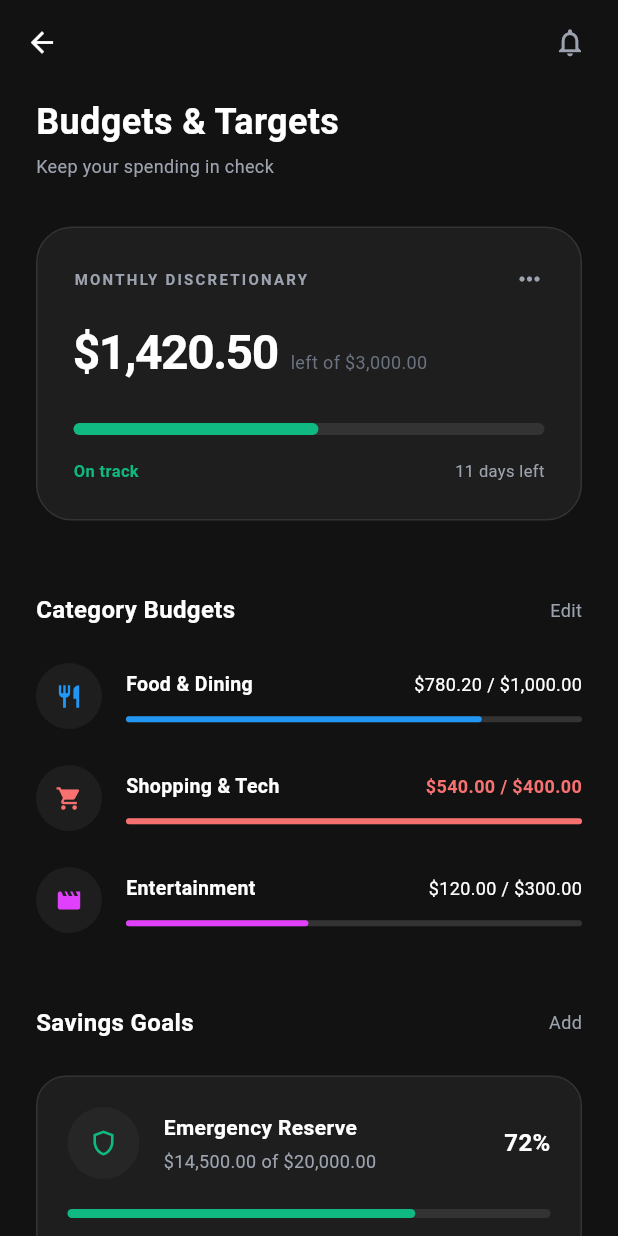
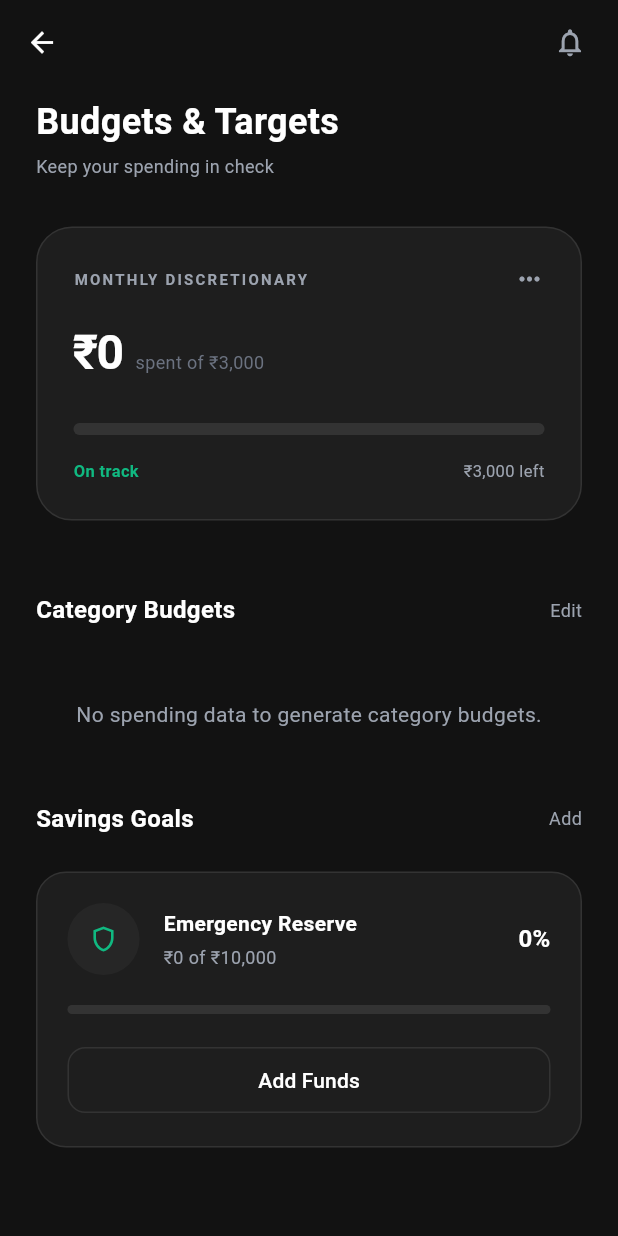
Before and after one commit to thanseer02/exp_trck, a Flutter app: the BudgetsView screen opened directly, on a phone screen of 412 x 824 dp. Run offline on Flutter 3.47's test engine with Material 3 defaults, Android fonts, the phone set to English and light mode, and no system bars; our stand-ins replace drift, shared_preferences; accounts and stored records are empty; generated files the repository leaves out were written again.

Commit message:
feat: integrate TransactionViewModel and SettingsViewModel into BudgetsView to display dynamic budget data

```diff
--- a/lib/views/budgets_view.dart
+++ b/lib/views/budgets_view.dart
@@ -1,8 +1,60 @@
 import 'package:flutter/material.dart';
+import 'package:provider/provider.dart';
 import '../theme/app_colors.dart';
+import '../viewmodels/transaction_viewmodel.dart';
+import '../viewmodels/settings_viewmodel.dart';
 
-class BudgetsView extends StatelessWidget {
+class BudgetsView extends StatefulWidget {
   const BudgetsView({super.key});
+
+  @override
+  State<BudgetsView> createState() => _BudgetsViewState();
+}
+
+class _BudgetsViewState extends State<BudgetsView> {
+  @override
+  void initState() {
+    super.initState();
+    WidgetsBinding.instance.addPostFrameCallback((_) {
+      if (mounted) {
+        context.read<TransactionViewModel>().loadDashboardData();
+        context.read<TransactionViewModel>().loadAnalyticsData();
+      }
+    });
+  }
+
+  IconData _getIconData(String iconName) {
+    switch (iconName) {
+      case 'restaurant': return Icons.restaurant;
+      case 'directions_car': return Icons.directions_car;
+      case 'shopping_cart': return Icons.shopping_cart;
+      case 'receipt': return Icons.receipt;
+      case 'home': return Icons.home;
+      case 'movie': return Icons.movie;
+      case 'local_hospital': return Icons.local_hospital;
+      case 'school': return Icons.school;
+      case 'flight': return Icons.flight;
+      case 'local_grocery_store': return Icons.local_grocery_store;
+      case 'subscriptions': return Icons.subscriptions;
+      case 'attach_money': return Icons.attach_money;
+      case 'work': return Icons.work;
+      case 'business': return Icons.business;
+      case 'card_giftcard': return Icons.card_giftcard;
+      case 'category':
+      default: return Icons.category_outlined;
+    }
+  }
+
+  Color _getCategoryColor(int index) {
+    const colors = [
+      Colors.blue,
+      Color(0xFFF87171),
+      Colors.purpleAccent,
+      Colors.orange,
+      Colors.teal,
+    ];
+    return colors[index % colors.length];
+  }
 
   @override
   Widget build(BuildContext context) {
@@ -23,7 +75,27 @@ class BudgetsView extends StatelessWidget {
           const SizedBox(width: 8),
         ],
       ),
-      body: SafeArea(
+      body: Consumer2<TransactionViewModel, SettingsViewModel>(
+        builder: (context, vm, settings, child) {
+          final isLoading = vm.isLoading;
+          if (isLoading) {
+            return const Center(child: CircularProgressIndicator(color: AppColors.primary));
+          }
+
+          final totalExpense = vm.monthlySummary?.totalExpense ?? 0.0;
+          final totalIncome = vm.monthlySummary?.totalIncome ?? 0.0;
+          final totalBalance = vm.balance;
+
+          // Assuming a global budget limit of $3,000 for demonstration, unless income exists
+          final globalBudget = totalIncome > 0 ? totalIncome * 0.8 : 3000.0;
+          final spentRatio = (totalExpense / globalBudget).clamp(0.0, 1.0);
+          final remaining = (globalBudget - totalExpense).clamp(0.0, double.infinity);
+
+          final isOverBudget = totalExpense > globalBudget;
+
+          final categoryBudgets = vm.topSpending;
+
+          return SafeArea(
             child: SingleChildScrollView(
               padding: const EdgeInsets.symmetric(horizontal: 24.0, vertical: 8.0),
               child: Column(
@@ -35,7 +107,7 @@ class BudgetsView extends StatelessWidget {
                     style: TextStyle(fontSize: 24, fontWeight: FontWeight.bold, color: AppColors.textPrimaryDark),
                   ),
                   const SizedBox(height: 4),
-              Text(
+                  const Text(
                     'Keep your spending in check',
                     style: TextStyle(fontSize: 12, color: AppColors.textSecondaryDark),
                   ),
@@ -55,7 +127,7 @@ class BudgetsView extends StatelessWidget {
                         Row(
                           mainAxisAlignment: MainAxisAlignment.spaceBetween,
                           children: [
-                        Text(
+                            const Text(
                               'MONTHLY DISCRETIONARY',
                               style: TextStyle(color: AppColors.textSecondaryDark, fontSize: 10, fontWeight: FontWeight.bold, letterSpacing: 1.5),
                             ),
@@ -67,14 +139,14 @@ class BudgetsView extends StatelessWidget {
                           crossAxisAlignment: CrossAxisAlignment.baseline,
                           textBaseline: TextBaseline.alphabetic,
                           children: [
-                        const Text(
-                          '\$1,420.50',
-                          style: TextStyle(color: AppColors.textPrimaryDark, fontSize: 32, fontWeight: FontWeight.bold, letterSpacing: -1.0),
+                            Text(
+                              settings.formatAmount(totalExpense),
+                              style: const TextStyle(color: AppColors.textPrimaryDark, fontSize: 32, fontWeight: FontWeight.bold, letterSpacing: -1.0),
                             ),
                             const SizedBox(width: 8),
                             Text(
-                          'left of \$3,000.00',
-                          style: TextStyle(color: AppColors.textTertiaryDark, fontSize: 12),
+                              'spent of ${settings.formatAmount(globalBudget)}',
+                              style: const TextStyle(color: AppColors.textTertiaryDark, fontSize: 12),
                             ),
                           ],
                         ),
@@ -89,10 +161,10 @@ class BudgetsView extends StatelessWidget {
                           ),
                           child: FractionallySizedBox(
                             alignment: Alignment.centerLeft,
-                        widthFactor: 0.52, // 52% spent
+                            widthFactor: spentRatio,
                             child: Container(
                               decoration: BoxDecoration(
-                            color: AppColors.income,
+                                color: isOverBudget ? const Color(0xFFF87171) : AppColors.income,
                                 borderRadius: BorderRadius.circular(4),
                               ),
                             ),
@@ -102,13 +174,17 @@ class BudgetsView extends StatelessWidget {
                         Row(
                           mainAxisAlignment: MainAxisAlignment.spaceBetween,
                           children: [
-                        const Text(
-                          'On track',
-                          style: TextStyle(color: AppColors.income, fontSize: 11, fontWeight: FontWeight.bold),
+                            Text(
+                              isOverBudget ? 'Over budget' : 'On track',
+                              style: TextStyle(
+                                color: isOverBudget ? const Color(0xFFF87171) : AppColors.income,
+                                fontSize: 11,
+                                fontWeight: FontWeight.bold,
+                              ),
                             ),
                             Text(
-                          '11 days left',
-                          style: TextStyle(color: AppColors.textSecondaryDark, fontSize: 11),
+                              '${settings.formatAmount(remaining)} left',
+                              style: const TextStyle(color: AppColors.textSecondaryDark, fontSize: 11),
                             ),
                           ],
                         ),
@@ -123,53 +199,54 @@ class BudgetsView extends StatelessWidget {
                     mainAxisAlignment: MainAxisAlignment.spaceBetween,
                     children: [
                       const Text('Category Budgets', style: TextStyle(color: AppColors.textPrimaryDark, fontSize: 16, fontWeight: FontWeight.w600)),
-                  Text('Edit', style: TextStyle(color: AppColors.textSecondaryDark, fontSize: 12)),
+                      const Text('Edit', style: TextStyle(color: AppColors.textSecondaryDark, fontSize: 12)),
                     ],
                   ),
                   const SizedBox(height: 24),
 
-              // Category Budgets List
-              _BudgetCategoryRow(
-                icon: Icons.restaurant,
-                name: 'Food & Dining',
-                spent: '\$780.20',
-                total: '\$1,000.00',
-                percent: 0.78,
-                color: Colors.blue,
+                  if (categoryBudgets.isEmpty)
+                    const Center(
+                      child: Padding(
+                        padding: EdgeInsets.all(24.0),
+                        child: Text('No spending data to generate category budgets.', style: TextStyle(color: AppColors.textSecondaryDark)),
                       ),
+                    )
+                  else
+                    // Category Budgets List dynamically from Top Expenses
+                    ...List.generate(categoryBudgets.length, (index) {
+                      final item = categoryBudgets[index];
+                      // Assigning a realistic mock budget based on the spending to demonstrate UI
+                      final categoryLimit = item.totalAmount * 1.25 + 50.0;
+                      final percent = (item.totalAmount / categoryLimit).clamp(0.0, 1.0);
+                      final isCatOverBudget = item.totalAmount > categoryLimit;
+
+                      return Padding(
+                        padding: const EdgeInsets.only(bottom: 24.0),
+                        child: _BudgetCategoryRow(
+                          icon: _getIconData(item.category.icon),
+                          name: item.category.name,
+                          spent: settings.formatAmount(item.totalAmount),
+                          total: settings.formatAmount(categoryLimit),
+                          percent: percent,
+                          color: _getCategoryColor(index),
+                          isOverBudget: isCatOverBudget,
+                        ),
+                      );
+                    }),
+
                   const SizedBox(height: 24),
-              _BudgetCategoryRow(
-                icon: Icons.shopping_cart,
-                name: 'Shopping & Tech',
-                spent: '\$540.00',
-                total: '\$400.00',
-                percent: 1.0, // Over budget
-                isOverBudget: true,
-                color: const Color(0xFFF87171),
-              ),
-              const SizedBox(height: 24),
-              _BudgetCategoryRow(
-                icon: Icons.movie,
-                name: 'Entertainment',
-                spent: '\$120.00',
-                total: '\$300.00',
-                percent: 0.4,
-                color: Colors.purpleAccent,
-              ),
-
-              const SizedBox(height: 48),
 
                   // Savings Goals Header
                   Row(
                     mainAxisAlignment: MainAxisAlignment.spaceBetween,
                     children: [
                       const Text('Savings Goals', style: TextStyle(color: AppColors.textPrimaryDark, fontSize: 16, fontWeight: FontWeight.w600)),
-                  Text('Add', style: TextStyle(color: AppColors.textSecondaryDark, fontSize: 12)),
+                      const Text('Add', style: TextStyle(color: AppColors.textSecondaryDark, fontSize: 12)),
                     ],
                   ),
                   const SizedBox(height: 24),
 
-              // Savings Goal Card
+                  // Savings Goal Card mapped to global balance
                   Container(
                     padding: const EdgeInsets.all(20),
                     decoration: BoxDecoration(
@@ -191,17 +268,17 @@ class BudgetsView extends StatelessWidget {
                               child: const Icon(Icons.shield_outlined, color: AppColors.income, size: 20),
                             ),
                             const SizedBox(width: 16),
-                        const Expanded(
+                            Expanded(
                               child: Column(
                                 crossAxisAlignment: CrossAxisAlignment.start,
                                 children: [
-                              Text('Emergency Reserve', style: TextStyle(color: AppColors.textPrimaryDark, fontSize: 14, fontWeight: FontWeight.bold)),
-                              SizedBox(height: 4),
-                              Text('\$14,500.00 of \$20,000.00', style: TextStyle(color: AppColors.textSecondaryDark, fontSize: 12)),
+                                  const Text('Emergency Reserve', style: TextStyle(color: AppColors.textPrimaryDark, fontSize: 14, fontWeight: FontWeight.bold)),
+                                  const SizedBox(height: 4),
+                                  Text('${settings.formatAmount(totalBalance)} of ${settings.formatAmount(10000.0)}', style: const TextStyle(color: AppColors.textSecondaryDark, fontSize: 12)),
                                 ],
                               ),
                             ),
-                        const Text('72%', style: TextStyle(color: AppColors.textPrimaryDark, fontSize: 16, fontWeight: FontWeight.bold)),
+                            Text('${((totalBalance / 10000.0).clamp(0.0, 1.0) * 100).toInt()}%', style: const TextStyle(color: AppColors.textPrimaryDark, fontSize: 16, fontWeight: FontWeight.bold)),
                           ],
                         ),
                         const SizedBox(height: 20),
@@ -214,7 +291,7 @@ class BudgetsView extends StatelessWidget {
                           ),
                           child: FractionallySizedBox(
                             alignment: Alignment.centerLeft,
-                        widthFactor: 0.72,
+                            widthFactor: (totalBalance / 10000.0).clamp(0.0, 1.0),
                             child: Container(
                               decoration: BoxDecoration(
                                 color: AppColors.income,
@@ -244,6 +321,8 @@ class BudgetsView extends StatelessWidget {
                 ],
               ),
             ),
+          );
+        },
       ),
     );
   }
```
Lines whose indentation alone changed are shown as unchanged.
